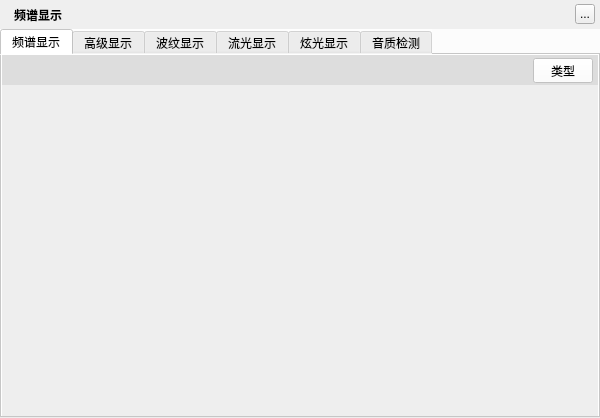
Qt form TTKModule/TTKWidget/musicUiKits/musicToolsetsKits/musicspectrumwidget.ui (Greedysky/TTKMusicPlayer) before a commit.
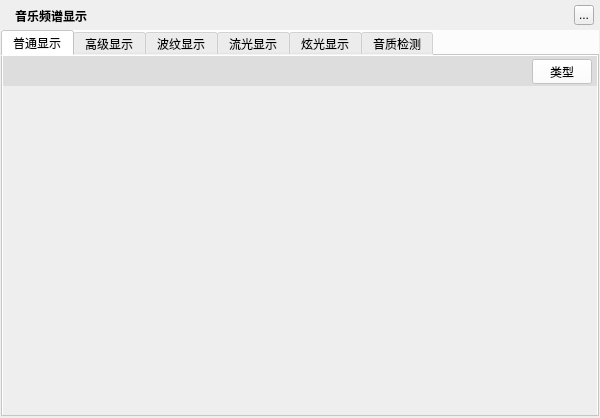
The same form after that commit. Custom widgets are drawn as their Qt base class.

Commit message: refactor: Optimize common resizable window module[051200]

Diff of the .ui file:
```diff
--- a/TTKModule/TTKWidget/musicUiKits/musicToolsetsKits/musicspectrumwidget.ui
+++ b/TTKModule/TTKWidget/musicUiKits/musicToolsetsKits/musicspectrumwidget.ui
@@ -36,16 +36,16 @@
        <number>0</number>
       </property>
       <property name="leftMargin">
-       <number>0</number>
+       <number>1</number>
       </property>
       <property name="topMargin">
-       <number>0</number>
+       <number>1</number>
       </property>
       <property name="rightMargin">
-       <number>0</number>
+       <number>1</number>
       </property>
       <property name="bottomMargin">
-       <number>0</number>
+       <number>1</number>
       </property>
       <item>
        <widget class="QWidget" name="topWidget" native="true">
@@ -99,7 +99,7 @@
             <string notr="true">color:&quot;#FFFFFF&quot;;font-weight:bold</string>
            </property>
            <property name="text">
-            <string>频谱显示</string>
+            <string>音乐频谱显示</string>
            </property>
           </widget>
          </item>
@@ -172,7 +172,7 @@
            </property>
            <widget class="QWidget" name="spectrumNormalWidget">
             <attribute name="title">
-             <string>频谱显示</string>
+             <string>普通显示</string>
             </attribute>
             <layout class="QVBoxLayout" name="spectrumNormalLayout">
              <property name="spacing">
```
Left out of the diff: 2 changed lines with no effect on the pictures. The commit also changes 6 other files.
